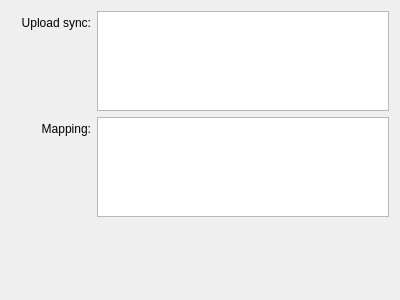
The window that addon/FTP/FTPFormDirSetting.ui (fengzhu2007/anycode) describes before a commit, drawn with Qt 5.
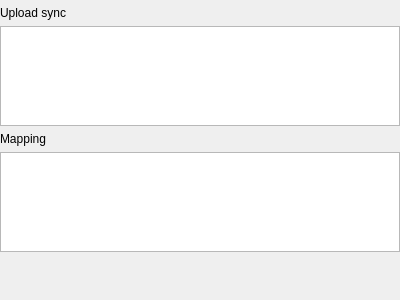
The same window after the commit. Custom widgets are drawn as their Qt base class.

What changed in the file:
```diff
--- a/addon/FTP/FTPFormDirSetting.ui
+++ b/addon/FTP/FTPFormDirSetting.ui
@@ -14,9 +14,19 @@
    <string>Form</string>
   </property>
   <layout class="QVBoxLayout" name="verticalLayout">
+   <property name="leftMargin">
+    <number>0</number>
+   </property>
+   <property name="topMargin">
+    <number>6</number>
+   </property>
+   <property name="rightMargin">
+    <number>0</number>
+   </property>
+   <property name="bottomMargin">
+    <number>0</number>
+   </property>
    <item>
-    <layout class="QFormLayout" name="formLayout">
-     <item row="0" column="0">
       <widget class="QLabel" name="label">
        <property name="minimumSize">
         <size>
@@ -37,42 +47,14 @@
         </size>
        </property>
        <property name="text">
-        <string>Upload sync:</string>
+      <string>Upload sync</string>
        </property>
        <property name="alignment">
-        <set>Qt::AlignRight|Qt::AlignTrailing|Qt::AlignVCenter</set>
+      <set>Qt::AlignLeading|Qt::AlignLeft|Qt::AlignVCenter</set>
        </property>
       </widget>
      </item>
-     <item row="1" column="0">
-      <widget class="QLabel" name="re">
-       <property name="minimumSize">
-        <size>
-         <width>80</width>
-         <height>0</height>
-        </size>
-       </property>
-       <property name="maximumSize">
-        <size>
-         <width>80</width>
-         <height>16777215</height>
-        </size>
-       </property>
-       <property name="baseSize">
-        <size>
-         <width>80</width>
-         <height>0</height>
-        </size>
-       </property>
-       <property name="text">
-        <string>Mapping:</string>
-       </property>
-       <property name="alignment">
-        <set>Qt::AlignRight|Qt::AlignTrailing|Qt::AlignVCenter</set>
-       </property>
-      </widget>
-     </item>
-     <item row="0" column="1">
+   <item>
       <widget class="ady::DirMappingView" name="localTreeView">
        <property name="maximumSize">
         <size>
@@ -94,7 +76,35 @@
        </property>
       </widget>
      </item>
-     <item row="1" column="1">
+   <item>
+    <widget class="QLabel" name="re">
+     <property name="minimumSize">
+      <size>
+       <width>80</width>
+       <height>0</height>
+      </size>
+     </property>
+     <property name="maximumSize">
+      <size>
+       <width>80</width>
+       <height>16777215</height>
+      </size>
+     </property>
+     <property name="baseSize">
+      <size>
+       <width>80</width>
+       <height>0</height>
+      </size>
+     </property>
+     <property name="text">
+      <string>Mapping</string>
+     </property>
+     <property name="alignment">
+      <set>Qt::AlignLeading|Qt::AlignLeft|Qt::AlignVCenter</set>
+     </property>
+    </widget>
+   </item>
+   <item>
       <widget class="ady::DirMappingView" name="remoteTreeView">
        <property name="maximumSize">
         <size>
@@ -112,8 +122,6 @@
         <bool>false</bool>
        </property>
       </widget>
-     </item>
-    </layout>
    </item>
    <item>
     <spacer name="verticalSpacer">
```
Lines whose indentation alone changed are shown as unchanged.
